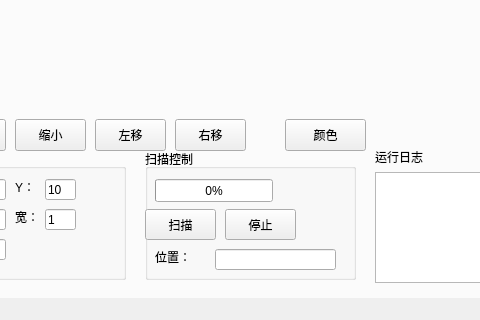
This is main_window.ui in touchmii/Laser_Scan as Qt 5 draws it before an edit; both pictures show x 187 to 667 and y 420 to 740 of the 822 by 740 pixel window. The edited form follows.
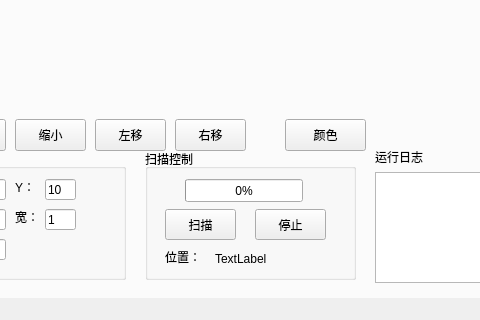
This is the edited form. The open tabs and pages were chosen to show the change. Custom widgets are drawn as their Qt base class.

```diff
--- a/main_window.ui
+++ b/main_window.ui
@@ -222,7 +222,7 @@
       <widget class="QPushButton" name="start_scan">
        <property name="geometry">
         <rect>
-         <x>0</x>
+         <x>20</x>
          <y>60</y>
          <width>71</width>
          <height>31</height>
@@ -235,7 +235,7 @@
       <widget class="QProgressBar" name="progressBar">
        <property name="geometry">
         <rect>
-         <x>10</x>
+         <x>40</x>
          <y>30</y>
          <width>118</width>
          <height>23</height>
@@ -251,7 +251,7 @@
       <widget class="QPushButton" name="pushButton_3">
        <property name="geometry">
         <rect>
-         <x>80</x>
+         <x>110</x>
          <y>60</y>
          <width>71</width>
          <height>31</height>
@@ -264,9 +264,9 @@
       <widget class="QLabel" name="label_18">
        <property name="geometry">
         <rect>
-         <x>10</x>
+         <x>20</x>
          <y>100</y>
-         <width>59</width>
+         <width>41</width>
          <height>16</height>
         </rect>
        </property>
@@ -274,15 +274,18 @@
         <string>位置：</string>
        </property>
       </widget>
-      <widget class="QLineEdit" name="lineEdit_7">
+      <widget class="QLabel" name="scan_pos">
        <property name="geometry">
         <rect>
          <x>70</x>
          <y>100</y>
          <width>121</width>
-         <height>21</height>
+         <height>20</height>
         </rect>
        </property>
+       <property name="text">
+        <string>TextLabel</string>
+       </property>
       </widget>
      </widget>
      <widget class="QTextEdit" name="textEdit">
```
Left out of the diff: 52 changed lines with no effect on the pictures.
